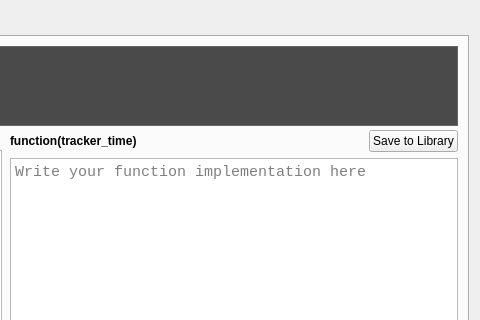
The window that toolbox_lua_editor/lua_editor_dialog.ui (PlotJuggler/pj-official-plugins) describes before a commit, drawn with Qt 5; both pictures show x 320 to 800 and y 0 to 320 of the 800 by 636 pixel window.
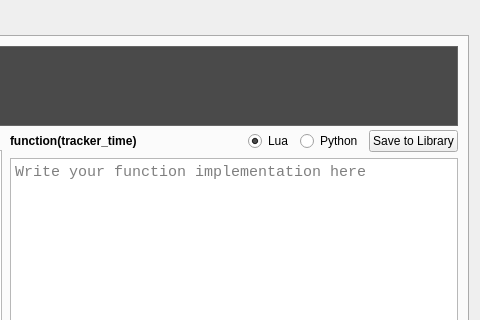
The same window after the commit.

Commit message: feat(lua_editor): add Python support, library persistence and in-dialog execution

```diff
--- a/toolbox_lua_editor/lua_editor_dialog.ui
+++ b/toolbox_lua_editor/lua_editor_dialog.ui
@@ -145,6 +145,17 @@
                 </property>
                </spacer>
               </item>
+              <item>
+               <widget class="QRadioButton" name="radio_lua">
+                <property name="text"><string>Lua</string></property>
+                <property name="checked"><bool>true</bool></property>
+               </widget>
+              </item>
+              <item>
+               <widget class="QRadioButton" name="radio_python">
+                <property name="text"><string>Python</string></property>
+               </widget>
+              </item>
               <item>
                <widget class="QPushButton" name="save_button">
                 <property name="text"><string>Save to Library</string></property>
```
Left out of the diff: 2 changed lines with no effect on the pictures. The commit also changes 2 other files.
